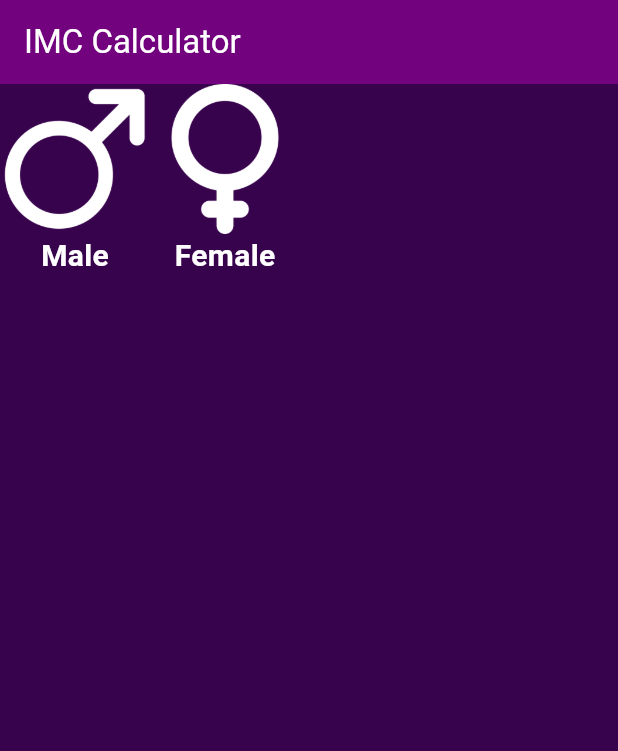
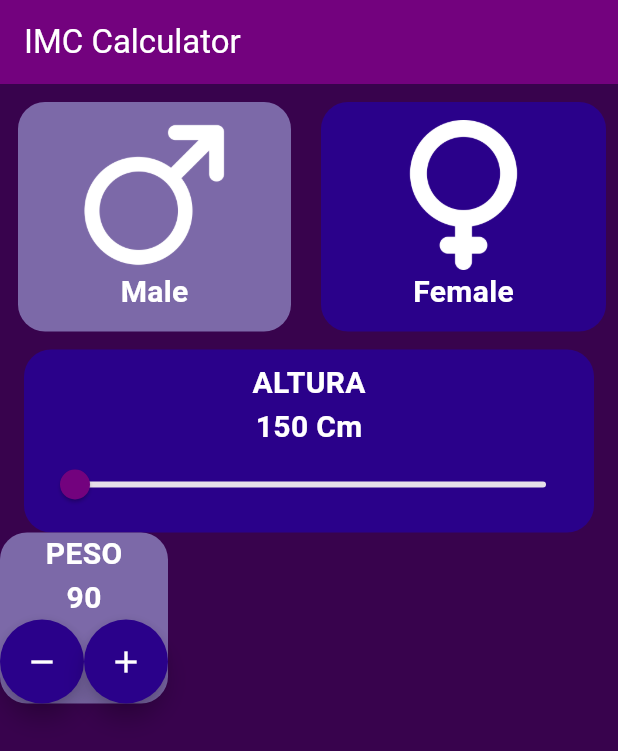
Before and after one commit to taddeiPablo/Flutter_Projects, a Flutter app: the screen it shows after launch, on a phone screen of 412 x 824 dp. Shown: the top 751 px of the screen. Run offline on Flutter 3.47's test engine with Material 3 defaults, Android fonts, the light colour scheme and no system bars; missing offline and left inert: dart:ffi.

Commit message:
continuando con el curso de flutter muy bueno
continuando con el curso de flutter es realmente muy bueno.

```diff
--- a/flutter1/imc_calculator_app/lib/components/gender_selector.dart
+++ b/flutter1/imc_calculator_app/lib/components/gender_selector.dart
@@ -1,25 +1,56 @@
-//
+// aqui importo las librerias necesarias para la creacion de la clase
+// GenderSelector que en este caso va ser el componente de la parte
+// superior de la app que sera la seleccion de genero.
+import 'dart:ffi';
+
 import 'package:flutter/material.dart';
 import 'package:imc_calculator_app/core/app_colors.dart';
 import 'package:imc_calculator_app/core/app_text_styles.dart';
 
-//
+// aqui creo la clase GenderSelector que hereda de la clase StatefulWidget
+// y que me permitira manejar estados.
+// ademas notese que esta clase es publica.
 class GenderSelector extends StatefulWidget {
   const GenderSelector({super.key});
-  //
+  // aqui declaro el metodo createState que me permitira manejar estados.
   @override
   State<GenderSelector> createState() => _GenderSelectedState();
 }
 
-//
+// aqui declaro la clase _GenderSelectedState que hereda de la clase State
+// y que me permitira manejar los estados de la clase GenderSelector
+// ademas esta clase es privada.
 class _GenderSelectedState extends State<GenderSelector> {
-  //
+  String? selected = "Male";
+  Bool? isMaleSelected;
+
+  // aqui creo el metodo build que me permitira construir el componente de
+  // seleccion del genero.
   @override
   Widget build(BuildContext context) {
     return Row(
+      //male
       children: [
-        // como tarea agregar un container a las dos columnas
-        Column(
+        Expanded(
+          child: GestureDetector(
+            onTap: () {
+              setState(() {
+                selected = "Male";
+              });
+            },
+            child: Padding(
+              padding: const EdgeInsets.all(12),
+              child: Container(
+                decoration: BoxDecoration(
+                  color:
+                      selected == "Male"
+                          ? AppColors.quinary
+                          : AppColors.tertiary,
+                  borderRadius: BorderRadius.circular(18),
+                ),
+                child: Padding(
+                  padding: const EdgeInsets.all(12),
+                  child: Column(
                     children: [
                       Image.asset(
                         'assets/images/male-gender.png',
@@ -30,7 +61,32 @@ class _GenderSelectedState extends State<GenderSelector> {
                       Text("Male", style: AppTextStyles.genderTitleSeleted),
                     ],
                   ),
-        Column(
+                ),
+              ),
+            ),
+          ),
+        ),
+        //famele
+        Expanded(
+          child: GestureDetector(
+            onTap: () {
+              setState(() {
+                selected = "Female";
+              });
+            },
+            child: Padding(
+              padding: const EdgeInsets.all(8.0),
+              child: Container(
+                decoration: BoxDecoration(
+                  color:
+                      selected == "Female"
+                          ? AppColors.quinary
+                          : AppColors.tertiary,
+                  borderRadius: BorderRadius.circular(18),
+                ),
+                child: Padding(
+                  padding: const EdgeInsets.all(12.0),
+                  child: Column(
                     children: [
                       Image.asset(
                         'assets/images/female.png',
@@ -41,6 +97,11 @@ class _GenderSelectedState extends State<GenderSelector> {
                       Text("Female", style: AppTextStyles.genderTitleSeleted),
                     ],
                   ),
+                ),
+              ),
+            ),
+          ),
+        ),
       ],
     );
   }
--- /dev/null
+++ b/flutter1/imc_calculator_app/lib/components/height_selector.dart
@@ -0,0 +1,57 @@
+//
+import 'package:flutter/material.dart';
+import 'package:imc_calculator_app/core/app_colors.dart';
+import 'package:imc_calculator_app/core/app_text_styles.dart';
+
+//
+class HeightSelector extends StatefulWidget {
+  //
+  const HeightSelector({super.key});
+
+  //
+  @override
+  State<HeightSelector> createState() => _HeightSelectorState();
+}
+
+//
+class _HeightSelectorState extends State<HeightSelector> {
+  double height = 150;
+
+  //
+  @override
+  Widget build(BuildContext context) {
+    return Padding(
+      padding: const EdgeInsets.only(left: 16, right: 16),
+      child: Container(
+        decoration: BoxDecoration(
+          color: AppColors.tertiary,
+          borderRadius: BorderRadius.circular(18),
+        ),
+        child: Padding(
+          padding: const EdgeInsets.all(8.0),
+          child: Column(
+            children: [
+              Text("ALTURA", style: AppTextStyles.genderTitleSeleted),
+              Text(
+                "${height.toStringAsFixed(0)} Cm",
+                style: AppTextStyles.genderTitleSeleted,
+              ),
+              Slider(
+                value: height,
+                onChanged: (valueChanged) {
+                  setState(() {
+                    height = valueChanged;
+                  });
+                },
+                min: 150,
+                max: 220,
+                divisions: 70,
+                activeColor: AppColors.secondary,
+              ),
+            ],
+          ),
+        ),
+      ),
+    );
+  }
+}
--- /dev/null
+++ b/flutter1/imc_calculator_app/lib/components/number_selector.dart
@@ -0,0 +1,55 @@
+import 'package:flutter/material.dart';
+import 'package:imc_calculator_app/core/app_colors.dart';
+import 'package:imc_calculator_app/core/app_text_styles.dart';
+
+//
+class NumberSelector extends StatefulWidget {
+  final String title;
+  final int value;
+
+  //
+  const NumberSelector({super.key, required this.title, required this.value});
+
+  //
+  @override
+  State<NumberSelector> createState() => _NumberSelectorState();
+}
+
+//
+class _NumberSelectorState extends State<NumberSelector> {
+  //
+  @override
+  Widget build(BuildContext context) {
+    return Container(
+      decoration: BoxDecoration(
+        color: AppColors.quinary,
+        borderRadius: BorderRadius.circular(18),
+      ),
+      child: Column(
+        children: [
+          Text(widget.title, style: AppTextStyles.genderTitleSeleted),
+          Text(
+            widget.value.toString(),
+            style: AppTextStyles.genderTitleSeleted,
+          ),
+          Row(
+            children: [
+              FloatingActionButton(
+                onPressed: () {},
+                shape: CircleBorder(),
+                backgroundColor: AppColors.tertiary,
+                child: Icon(Icons.remove, color: AppColors.quaternary),
+              ),
+              FloatingActionButton(
+                onPressed: () {},
+                shape: CircleBorder(),
+                backgroundColor: AppColors.tertiary,
+                child: Icon(Icons.add, color: AppColors.quaternary),
+              ),
+            ],
+          ),
+        ],
+      ),
+    );
+  }
+}
--- a/flutter1/imc_calculator_app/lib/core/app_colors.dart
+++ b/flutter1/imc_calculator_app/lib/core/app_colors.dart
@@ -8,4 +8,5 @@ class AppColors {
   static const Color secondary = Color(0xFF73027E);
   static const Color tertiary = Color(0xFF2A018A);
   static const Color quaternary = Color(0xFFFFFFFF);
+  static const Color quinary = Color(0xFF7C69A8);
 }
--- a/flutter1/imc_calculator_app/lib/core/app_text_styles.dart
+++ b/flutter1/imc_calculator_app/lib/core/app_text_styles.dart
@@ -1,4 +1,3 @@
-import 'dart:ui';
 import 'package:flutter/material.dart';
 
 //
--- a/flutter1/imc_calculator_app/lib/screens/imc_home_screen.dart
+++ b/flutter1/imc_calculator_app/lib/screens/imc_home_screen.dart
@@ -1,20 +1,42 @@
-//
+// aqui importo las librerias necesarias
 import 'package:flutter/material.dart';
 import 'package:imc_calculator_app/components/gender_selector.dart';
+import 'package:imc_calculator_app/components/height_selector.dart';
+import 'package:imc_calculator_app/components/number_selector.dart';
 
-//
+// aqui declaro la clase ImcHomeScreen que utilizare como una screen
+// o view de nuestra app
+// ademas hay que notar que la misma clase hereda en esta ocacion
+// de la clase statefulWidget. Esto quiero decir que esta clase
+// podra manejar estados.
 class ImcHomeScreen extends StatefulWidget {
+  // declaro el constructor
   const ImcHomeScreen({super.key});
-  //
+  // sobreescribo el metodo createState que me permitira manejar estados.
   @override
   State<ImcHomeScreen> createState() => _ImcHomeScreenState();
 }
 
-//
+// aqui declaro esta clase ImcHomeScreenState que hereda de la clase State
+// y que me permitira manejar los estados de la clase ImcHomeScreen
+// ademas esta clase notese que es privada.
 class _ImcHomeScreenState extends State<ImcHomeScreen> {
-  //
+  // aqui se implementa el metodo build que me permitira construir
+  // la vista de la pantalla.
+  // en este caso se retorna un Column que contiene un widget GenderSelector
   @override
   Widget build(BuildContext context) {
-    return Column(children: [GenderSelector()]);
+    return Column(
+      children: [
+        GenderSelector(),
+        HeightSelector(),
+        Row(
+          children: [
+            NumberSelector(title: "PESO", value: 90),
+            //NumberSelector(title: "EDAD", value: 20),
+          ],
+        ),
+      ],
+    );
   }
 }
```
Lines whose indentation alone changed are shown as unchanged.
